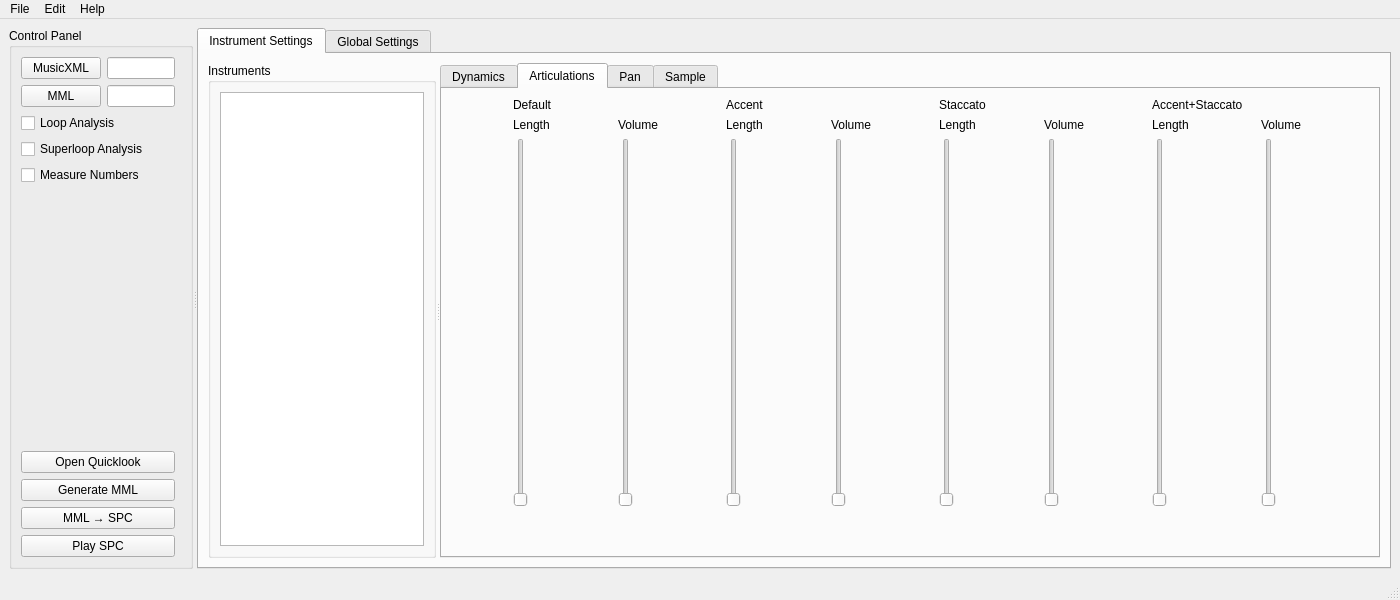
The window that smw_music/data/dashboard.ui (com-posers-pit/smw_music) describes before a commit, drawn with Qt 5.
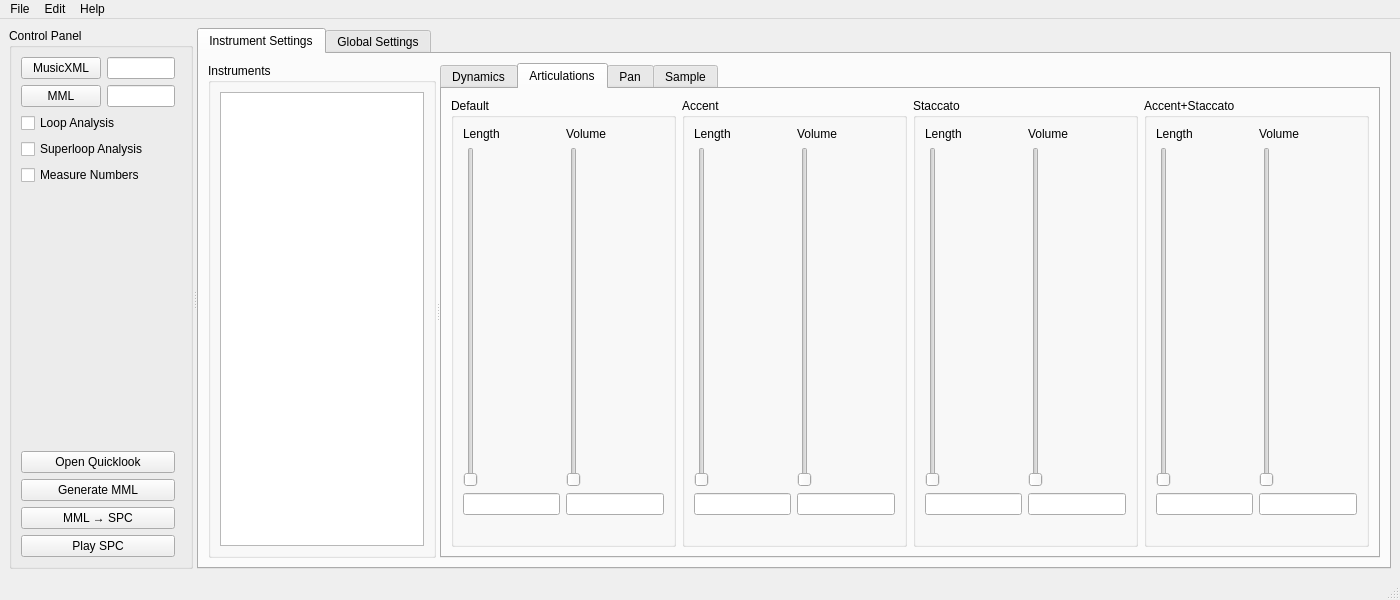
The same window after the commit. The open tabs and pages were chosen to show the change.

Commit message:
Add artic settings and register display
Now playing:
Midnight Safari by Lupus Nocte

Diff of the .ui file:
```diff
--- a/smw_music/data/dashboard.ui
+++ b/smw_music/data/dashboard.ui
@@ -462,41 +462,16 @@
               <string>Articulations</string>
              </attribute>
              <layout class="QGridLayout" name="gridLayout_4">
-              <item row="2" column="7">
-               <widget class="QSlider" name="artic_accstacc_volume_slider">
-                <property name="maximum">
-                 <number>15</number>
+              <item row="1" column="0">
+               <widget class="QGroupBox" name="artic_default_group">
+                <property name="title">
+                 <string>Default</string>
                 </property>
-                <property name="orientation">
-                 <enum>Qt::Vertical</enum>
-                </property>
-               </widget>
-              </item>
-              <item row="3" column="3">
-               <widget class="QLabel" name="artic_acc_volume_setting_label">
-                <property name="text">
-                 <string/>
-                </property>
-               </widget>
-              </item>
-              <item row="3" column="7">
-               <widget class="QLabel" name="artic_accstacc_volume_setting_label">
-                <property name="text">
-                 <string/>
-                </property>
-               </widget>
-              </item>
-              <item row="2" column="4">
-               <widget class="QSlider" name="artic_stacc_length_slider">
-                <property name="maximum">
-                 <number>7</number>
-                </property>
-                <property name="orientation">
-                 <enum>Qt::Vertical</enum>
-                </property>
-               </widget>
-              </item>
+                <layout class="QGridLayout" name="gridLayout_7">
               <item row="2" column="0">
+                  <widget class="QLineEdit" name="artic_default_length_setting"/>
+                 </item>
+                 <item row="1" column="0">
                <widget class="QSlider" name="artic_default_length_slider">
                 <property name="maximum">
                  <number>7</number>
@@ -506,38 +481,113 @@
                 </property>
                </widget>
               </item>
-              <item row="0" column="6" colspan="2">
-               <widget class="QLabel" name="artic_accstacc_label">
+                 <item row="2" column="1">
+                  <widget class="QLineEdit" name="artic_default_volume_setting"/>
+                 </item>
+                 <item row="1" column="1">
+                  <widget class="QSlider" name="artic_default_volume_slider">
+                   <property name="maximum">
+                    <number>15</number>
+                   </property>
+                   <property name="orientation">
+                    <enum>Qt::Vertical</enum>
+                   </property>
+                  </widget>
+                 </item>
+                 <item row="0" column="0">
+                  <widget class="QLabel" name="artic_default_length_label">
                 <property name="text">
+                    <string>Length</string>
+                   </property>
+                  </widget>
+                 </item>
+                 <item row="0" column="1">
+                  <widget class="QLabel" name="artic_default_volume_label">
+                   <property name="text">
+                    <string>Volume</string>
+                   </property>
+                  </widget>
+                 </item>
+                 <item row="3" column="0">
+                  <widget class="QLabel" name="artic_default_setting_label">
+                   <property name="text">
+                    <string/>
+                   </property>
+                  </widget>
+                 </item>
+                </layout>
+               </widget>
+              </item>
+              <item row="1" column="2">
+               <widget class="QGroupBox" name="artic_stacc_group">
+                <property name="title">
+                 <string>Staccato</string>
+                </property>
+                <layout class="QGridLayout" name="gridLayout_13">
+                 <item row="2" column="0">
+                  <widget class="QLineEdit" name="artic_stacc_length_setting"/>
+                 </item>
+                 <item row="3" column="0">
+                  <widget class="QLabel" name="artic_stacc_setting_label">
+                   <property name="text">
+                    <string/>
+                   </property>
+                  </widget>
+                 </item>
+                 <item row="2" column="1">
+                  <widget class="QLineEdit" name="artic_stacc_volume_setting"/>
+                 </item>
+                 <item row="1" column="0">
+                  <widget class="QSlider" name="artic_stacc_length_slider">
+                   <property name="maximum">
+                    <number>7</number>
+                   </property>
+                   <property name="orientation">
+                    <enum>Qt::Vertical</enum>
+                   </property>
+                  </widget>
+                 </item>
+                 <item row="1" column="1">
+                  <widget class="QSlider" name="artic_stacc_volume_slider">
+                   <property name="maximum">
+                    <number>15</number>
+                   </property>
+                   <property name="orientation">
+                    <enum>Qt::Vertical</enum>
+                   </property>
+                  </widget>
+                 </item>
+                 <item row="0" column="0">
+                  <widget class="QLabel" name="artic_stacc_length_label">
+                   <property name="text">
+                    <string>Length</string>
+                   </property>
+                  </widget>
+                 </item>
+                 <item row="0" column="1">
+                  <widget class="QLabel" name="artic_stacc_volume_label">
+                   <property name="text">
+                    <string>Volume</string>
+                   </property>
+                  </widget>
+                 </item>
+                </layout>
+               </widget>
+              </item>
+              <item row="1" column="4">
+               <widget class="QGroupBox" name="artic_accstacc_group">
+                <property name="title">
                  <string>Accent+Staccato</string>
                 </property>
-               </widget>
-              </item>
-              <item row="1" column="6">
-               <widget class="QLabel" name="artic_accstacc_length_label">
-                <property name="text">
-                 <string>Length</string>
-                </property>
-               </widget>
-              </item>
-              <item row="2" column="2">
-               <widget class="QSlider" name="artic_acc_length_slider">
-                <property name="maximum">
-                 <number>7</number>
-                </property>
-                <property name="orientation">
-                 <enum>Qt::Vertical</enum>
-                </property>
-               </widget>
-              </item>
-              <item row="3" column="1">
-               <widget class="QLabel" name="artic_default_volume_setting_label">
+                <layout class="QGridLayout" name="gridLayout_14">
+                 <item row="3" column="0">
+                  <widget class="QLabel" name="artic_accstacc_setting_label">
                 <property name="text">
                  <string/>
                 </property>
                </widget>
               </item>
-              <item row="2" column="6">
+                 <item row="1" column="0">
                <widget class="QSlider" name="artic_accstacc_length_slider">
                 <property name="maximum">
                  <number>7</number>
@@ -547,97 +597,73 @@
                 </property>
                </widget>
               </item>
-              <item row="1" column="4">
-               <widget class="QLabel" name="artic_stacc_length_label">
-                <property name="text">
-                 <string>Length</string>
-                </property>
-               </widget>
-              </item>
-              <item row="0" column="0" colspan="2">
-               <widget class="QLabel" name="artic_default_label">
-                <property name="text">
-                 <string>Default</string>
-                </property>
-               </widget>
-              </item>
-              <item row="0" column="4" colspan="2">
-               <widget class="QLabel" name="artic_stacc_label">
-                <property name="text">
-                 <string>Staccato</string>
+                 <item row="2" column="1">
+                  <widget class="QLineEdit" name="artic_accstacc_volume_setting"/>
+                 </item>
+                 <item row="1" column="1">
+                  <widget class="QSlider" name="artic_accstacc_volume_slider">
+                   <property name="maximum">
+                    <number>15</number>
+                   </property>
+                   <property name="orientation">
+                    <enum>Qt::Vertical</enum>
                 </property>
                </widget>
               </item>
-              <item row="3" column="6">
-               <widget class="QLabel" name="artic_accstacc_length_setting_label">
-                <property name="text">
-                 <string/>
-                </property>
-               </widget>
-              </item>
-              <item row="1" column="2">
-               <widget class="QLabel" name="artic_acc_length_label">
+                 <item row="2" column="0">
+                  <widget class="QLineEdit" name="artic_accstacc_length_setting"/>
+                 </item>
+                 <item row="0" column="0">
+                  <widget class="QLabel" name="artic_accstacc_length_label">
                 <property name="text">
                  <string>Length</string>
                 </property>
                </widget>
               </item>
-              <item row="1" column="0">
-               <widget class="QLabel" name="artic_default_length_label">
+                 <item row="0" column="1">
+                  <widget class="QLabel" name="artic_accstacc_volume_label">
                 <property name="text">
-                 <string>Length</string>
+                    <string>Volume</string>
                 </property>
                </widget>
               </item>
-              <item row="3" column="0">
-               <widget class="QLabel" name="artic_default_length_setting_label">
-                <property name="text">
-                 <string/>
-                </property>
+                </layout>
                </widget>
               </item>
-              <item row="0" column="2" colspan="2">
-               <widget class="QLabel" name="artic_acc_label">
-                <property name="text">
+              <item row="1" column="1">
+               <widget class="QGroupBox" name="artic_acc_group">
+                <property name="title">
                  <string>Accent</string>
                 </property>
-               </widget>
-              </item>
-              <item row="3" column="2">
-               <widget class="QLabel" name="artic_acc_length_setting_label">
+                <layout class="QGridLayout" name="gridLayout_12">
+                 <item row="0" column="0">
+                  <widget class="QLabel" name="artic_acc_length_label">
                 <property name="text">
-                 <string/>
+                    <string>Length</string>
                 </property>
                </widget>
               </item>
-              <item row="2" column="1">
-               <widget class="QSlider" name="artic_default_volume_slider">
-                <property name="maximum">
-                 <number>15</number>
-                </property>
-                <property name="orientation">
-                 <enum>Qt::Vertical</enum>
-                </property>
-               </widget>
-              </item>
-              <item row="1" column="3">
+                 <item row="2" column="0">
+                  <widget class="QLineEdit" name="artic_acc_length_setting"/>
+                 </item>
+                 <item row="0" column="1">
                <widget class="QLabel" name="artic_acc_volume_label">
                 <property name="text">
                  <string>Volume</string>
                 </property>
                </widget>
               </item>
-              <item row="2" column="5">
-               <widget class="QSlider" name="artic_stacc_volume_slider">
+                 <item row="1" column="0">
+                  <widget class="QSlider" name="artic_acc_length_slider">
                 <property name="maximum">
-                 <number>15</number>
+                    <number>7</number>
                 </property>
                 <property name="orientation">
                  <enum>Qt::Vertical</enum>
                 </property>
                </widget>
               </item>
-              <item row="2" column="3">
+                 <item row="1" column="1">
                <widget class="QSlider" name="artic_acc_volume_slider">
                 <property name="maximum">
                  <number>15</number>
@@ -647,67 +673,17 @@
                 </property>
                </widget>
               </item>
-              <item row="1" column="5">
-               <widget class="QLabel" name="artic_stacc_volume_label">
-                <property name="text">
-                 <string>Volume</string>
-                </property>
-               </widget>
-              </item>
-              <item row="3" column="5">
-               <widget class="QLabel" name="artic_stacc_volume_setting_label">
-                <property name="text">
-                 <string/>
-                </property>
-               </widget>
-              </item>
-              <item row="1" column="1">
-               <widget class="QLabel" name="artic_default_volume_label">
-                <property name="text">
-                 <string>Volume</string>
-                </property>
-               </widget>
-              </item>
-              <item row="3" column="4">
-               <widget class="QLabel" name="artic_stacc_length_setting_label">
-                <property name="text">
-                 <string/>
-                </property>
-               </widget>
-              </item>
-              <item row="1" column="7">
-               <widget class="QLabel" name="artic_accstacc_volume_label">
-                <property name="text">
-                 <string>Volume</string>
-                </property>
-               </widget>
-              </item>
-              <item row="4" column="0">
-               <widget class="QLabel" name="artic_default_setting_label">
-                <property name="text">
-                 <string/>
-                </property>
-               </widget>
-              </item>
-              <item row="4" column="2">
+                 <item row="3" column="0">
                <widget class="QLabel" name="artic_acc_setting_label">
                 <property name="text">
                  <string/>
                 </property>
                </widget>
               </item>
-              <item row="4" column="4">
-               <widget class="QLabel" name="artic_stacc_setting_label">
-                <property name="text">
-                 <string/>
-                </property>
-               </widget>
-              </item>
-              <item row="4" column="6">
-               <widget class="QLabel" name="artic_accstacc_setting_label">
-                <property name="text">
-                 <string/>
-                </property>
+                 <item row="2" column="1">
+                  <widget class="QLineEdit" name="artic_acc_volume_setting"/>
+                 </item>
+                </layout>
                </widget>
               </item>
              </layout>
```
Left out of the diff: 71 changed lines with no effect on the pictures. Lines whose indentation alone changed are shown as unchanged. The commit also changes 3 other files.
